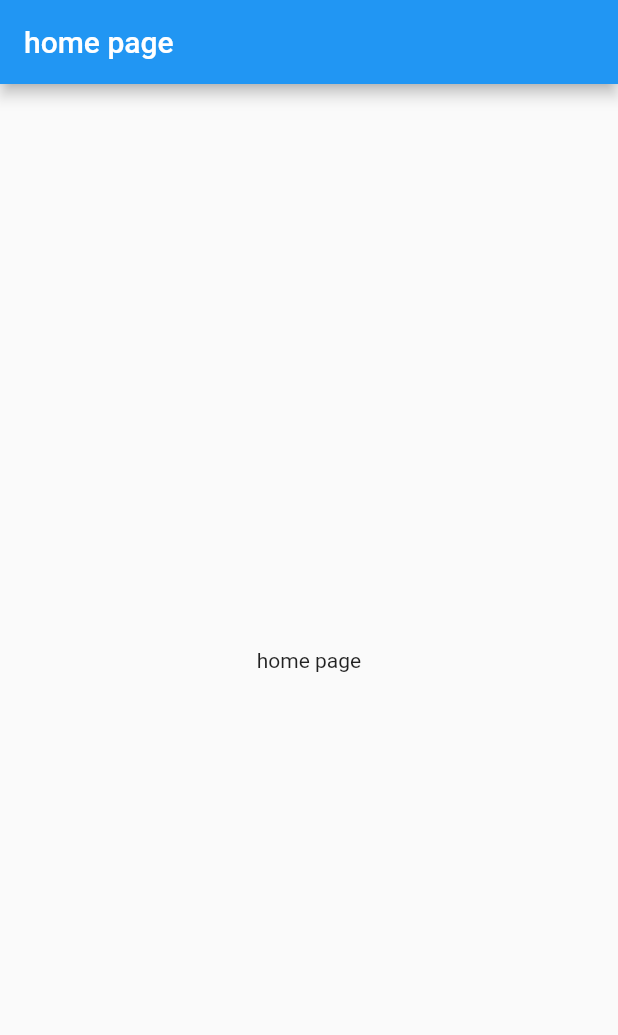
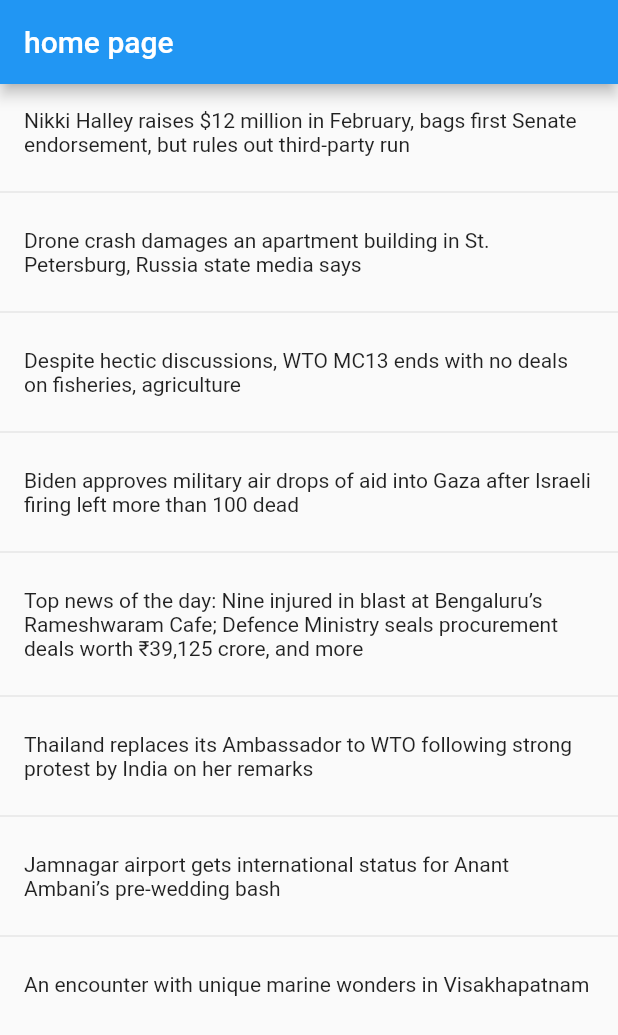
Before and after one commit to SaurabhS120/news_flutter, a Flutter app: the screen it shows after launch, on a phone screen of 412 x 824 dp. Shown: the top 1035 px of the screen. Run offline on Flutter 3.47's test engine with Material 2 defaults, Android fonts, the phone set to English and light mode, and no system bars.

Commit message:
Static news list

```diff
--- a/lib/base_page/base_page.dart
+++ b/lib/base_page/base_page.dart
@@ -1,13 +1,13 @@
 import 'package:flutter/material.dart';
 
-abstract class BasePage<T extends BasePageState> extends StatefulWidget {
+abstract class BasePage extends StatefulWidget {
   const BasePage({super.key});
 
   @override
   State<BasePage> createState();
 }
 
-abstract class BasePageState extends State<BasePage> {
+abstract class BasePageState<T extends BasePage> extends State<T> {
 
   @override
   Widget build(BuildContext context) {
--- a/lib/home_page.dart
+++ b/lib/home_page.dart
@@ -1,12 +1,13 @@
 import 'package:flutter/material.dart';
 import 'package:news_flutter/base_page/base_page.dart';
 class HomePage extends BasePage {
-  const HomePage({super.key});
+  HomePageViewModel model = HomePageViewModel();
+  HomePage({super.key});
   @override
   HomePageState createState() => HomePageState();
 }
 
-class HomePageState extends BasePageState {
+class HomePageState extends BasePageState<HomePage> {
   @override
   PreferredSizeWidget buildAppBar() {
     return AppBar(
@@ -16,8 +17,43 @@ class HomePageState extends BasePageState {
 
   @override
   Widget buildBody() {
-    return const Center(
-      child: Text("home page"),
-    );
+    return HomePageView(model: widget.model,);
   }
 }
+class HomePageView extends StatelessWidget {
+  final HomePageViewModel model;
+  const HomePageView({super.key,required this.model});
+
+  @override
+  Widget build(BuildContext context) {
+   return ListView.separated(
+     itemBuilder: (BuildContext context,int index){
+       return Padding(
+         padding: const EdgeInsets.all(16.0),
+         child: Text(model.newsList[index].title),
+       );
+     },
+     separatorBuilder: (BuildContext context,int index){
+       return Divider();
+     },
+     itemCount: model.newsList.length,
+   );
+  }
+}
+class HomePageViewModel{
+  final List<NewsModel> newsList = [
+    NewsModel(title: 'Nikki Halley raises \$12 million in February, bags first Senate endorsement, but rules out third-party run'),
+    NewsModel(title: 'Drone crash damages an apartment building in St. Petersburg, Russia state media says'),
+    NewsModel(title: 'Despite hectic discussions, WTO MC13 ends with no deals on fisheries, agriculture'),
+    NewsModel(title: 'Biden approves military air drops of aid into Gaza after Israeli firing left more than 100 dead'),
+    NewsModel(title: 'Top news of the day: Nine injured in blast at Bengaluru’s Rameshwaram Cafe; Defence Ministry seals procurement deals worth ₹39,125 crore, and more'),
+    NewsModel(title: 'Thailand replaces its Ambassador to WTO following strong protest by India on her remarks'),
+    NewsModel(title: 'Jamnagar airport gets international status for Anant Ambani’s pre-wedding bash'),
+    NewsModel(title: 'An encounter with unique marine wonders in Visakhapatnam'),
+  ];
+}
+class NewsModel{
+  final String title;
+
+  NewsModel({required this.title});
+}
--- a/lib/main.dart
+++ b/lib/main.dart
@@ -25,7 +25,7 @@ class MyApp extends StatelessWidget {
         // is not restarted.
         primarySwatch: Colors.blue,
       ),
-      home: const HomePage(),
+      home: HomePage(),
     );
   }
 }
```
